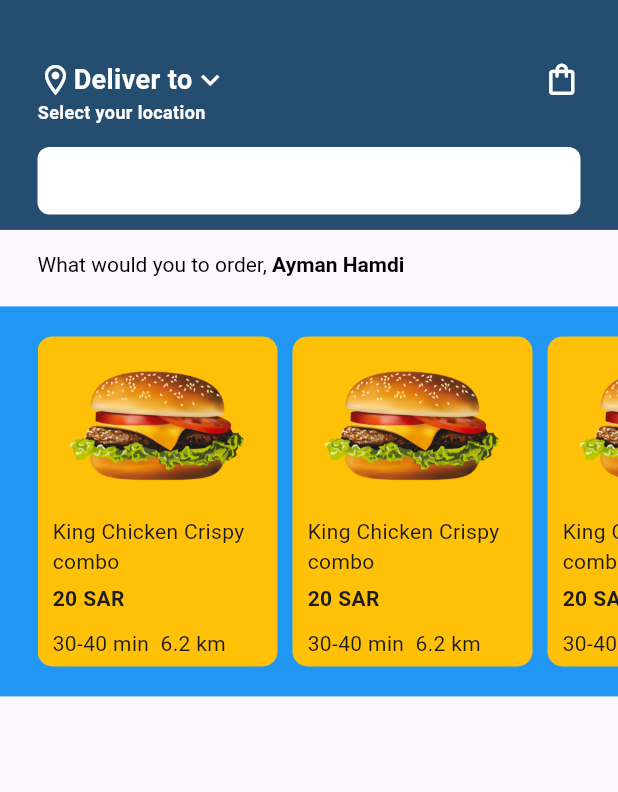
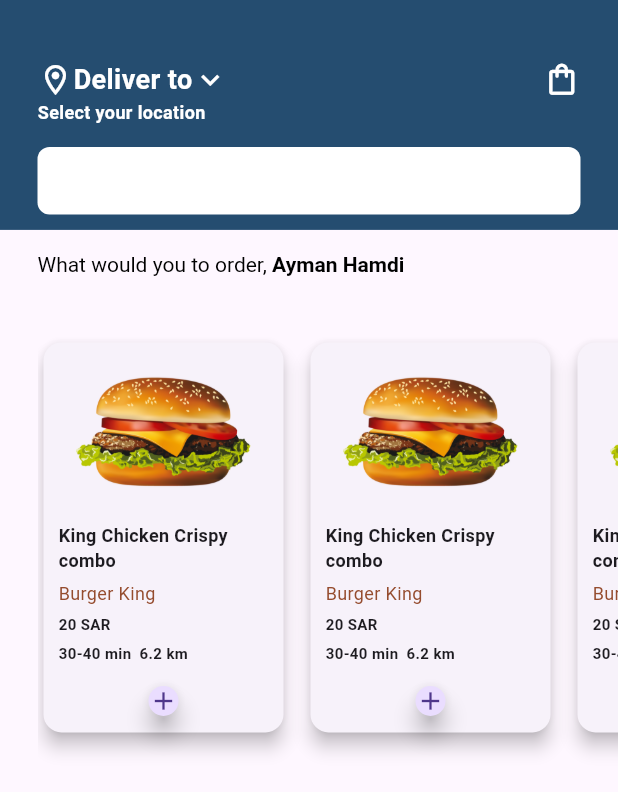
Before and after one commit to ayman-dev09/deliveryapp, a Flutter app: the HomeScreen screen opened directly, on a phone screen of 412 x 824 dp. Shown: the top 792 px of the screen. Run offline on Flutter 3.47's test engine with Material 3 defaults, Android fonts, the phone set to English and light mode, and no system bars; our stand-ins replace get.

Commit message:
18-09-2025 commit home

```diff
--- a/lib/main.dart
+++ b/lib/main.dart
@@ -1,5 +1,5 @@
 import 'package:deliveryapp/utils/size_config.dart';
-import 'package:deliveryapp/view/pages/home_screen.dart';
+import 'package:deliveryapp/view/pages/Item_details_widgets/item_details_screen.dart';
 import 'package:flutter/material.dart';
 import 'package:get/get_navigation/get_navigation.dart';
 
@@ -15,7 +15,7 @@
     SizeConfig().init(context);
     return GetMaterialApp(
       debugShowCheckedModeBanner: false,
-      home: HomeScreen(),
+      home: ItemDetailsScreen(),
       //getPages: RoutesConfig().getPages,
     );
   }
--- a/lib/view/pages/home_screen_widgets/horizontal_list_widget.dart
+++ b/lib/view/pages/home_screen_widgets/horizontal_list_widget.dart
@@ -1,3 +1,4 @@
+import 'package:deliveryapp/themes/colors.dart';
 import 'package:flutter/material.dart';
 
 class HorizontalListWidget extends StatelessWidget {
@@ -7,10 +8,10 @@
   Widget build(BuildContext context) {
     return Padding(
       padding: const EdgeInsets.only(top: 20),
-      child: Container(
+      child: SizedBox(
         width: double.infinity,
-        height: 260,
-        color: Colors.blue,
+        height: 320,
+        //color: Colors.blue,
         child: Padding(
           padding: const EdgeInsets.only(top: 20, left: 25),
           child: SizedBox(
@@ -37,12 +38,14 @@
   }
 
   Widget item() {
-    return Container(
+    return Card(
+      elevation: 5,
+      child: Container(
         width: 160,
-      height: 220,
+        height: 260,
         decoration: BoxDecoration(
           borderRadius: BorderRadius.circular(10),
-        color: Colors.amber,
+          //color: Colors.amber,
         ),
         child: Column(
           crossAxisAlignment: CrossAxisAlignment.start,
@@ -58,20 +61,48 @@
             ),
             Padding(
               padding: const EdgeInsets.only(top: 10, left: 10, right: 20),
-            child: Text('King Chicken Crispy combo'),
+              child: Text(
+                'King Chicken Crispy combo',
+                style: TextStyle(fontSize: 12, fontWeight: FontWeight.bold),
+              ),
+            ),
+            Padding(
+              padding: const EdgeInsets.only(top: 5, left: 10, right: 20),
+              child: Text(
+                'Burger King',
+                style: TextStyle(fontSize: 12, color: darkModerateOrange),
+              ),
             ),
             Padding(
               padding: const EdgeInsets.only(top: 5, left: 10, right: 20),
               child: Text(
                 '20 SAR',
-              style: TextStyle(fontWeight: FontWeight.bold),
+                style: TextStyle(fontSize: 10, fontWeight: FontWeight.bold),
               ),
             ),
             Padding(
-            padding: const EdgeInsets.only(top: 10, left: 10, right: 20),
-            child: Text('30-40 min  6.2 km'),
+              padding: const EdgeInsets.only(top: 5, left: 10, right: 20),
+              child: Text(
+                '30-40 min  6.2 km',
+                style: TextStyle(fontSize: 10, fontWeight: FontWeight.bold),
+              ),
+            ),
+            SizedBox(height: 15),
+            Row(
+              mainAxisAlignment: MainAxisAlignment.center,
+              children: [
+                SizedBox(
+                  width: 20,
+                  height: 20,
+                  child: FloatingActionButton(
+                    onPressed: () {},
+                    child: Icon(Icons.add, size: 20),
+                  ),
                 ),
               ],
+            ),
+          ],
+        ),
       ),
     );
   }
```
Also changed, not shown: lib/view/pages/Item_details_widgets/item_details_screen.dart (added, +34 -0 lines). Lines whose indentation alone changed are shown as unchanged.
